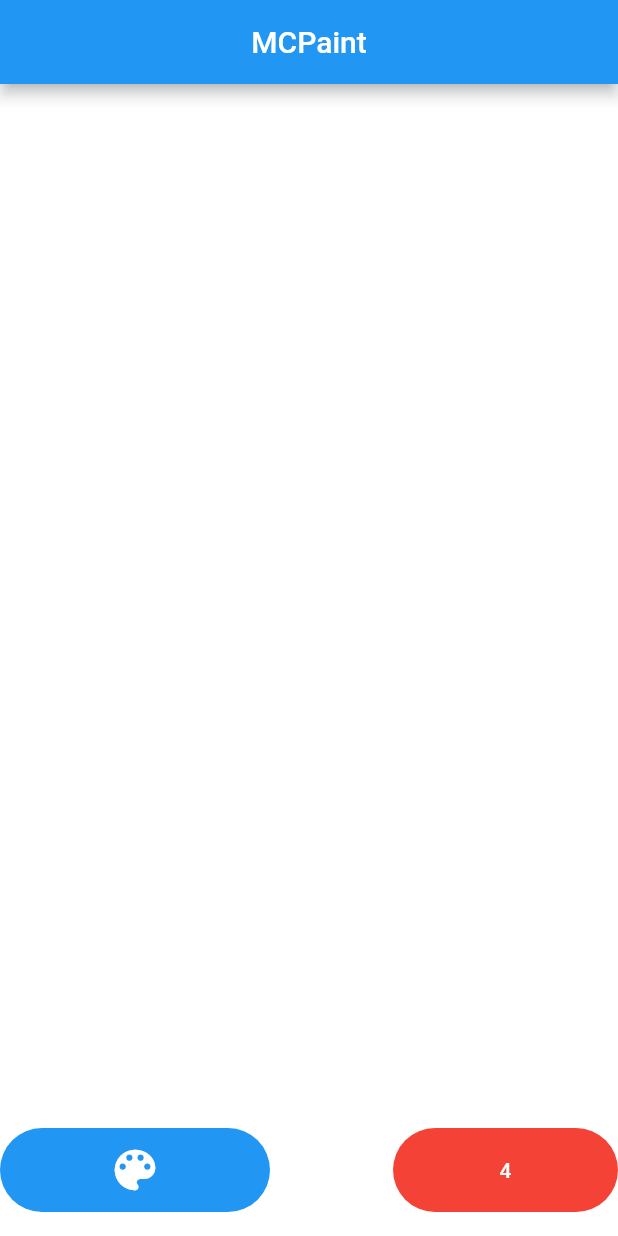
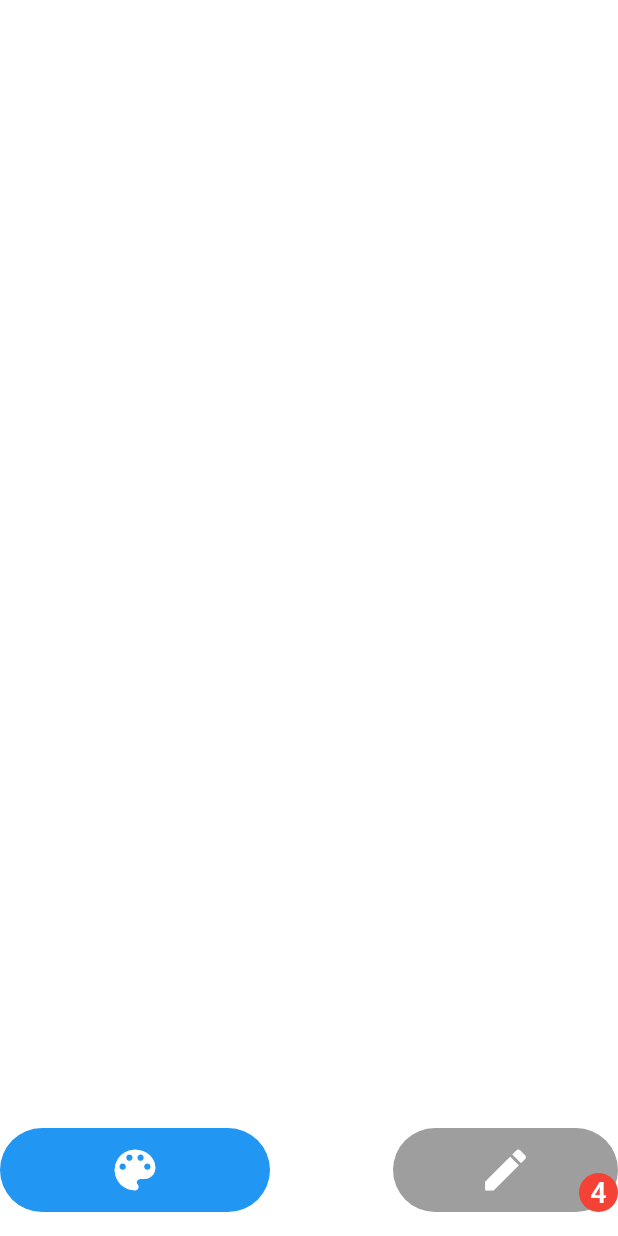
Before and after one commit to DavidCarrilho/app_mc_games, a Flutter app: the screen it shows after launch, on a phone screen of 412 x 824 dp. Run offline on Flutter 3.47's test engine with Material 2 defaults, Android fonts, the phone set to English and light mode, and no system bars; drawn by our look-alikes of flutter_speed_dial.

Commit message:
feat: adjust in buttons

```diff
--- a/lib/main.dart
+++ b/lib/main.dart
@@ -7,8 +7,9 @@ import 'package:flutter/material.dart';
 void main() => runApp(
       MaterialApp(
         home: const MyApp(),
+        debugShowCheckedModeBanner: false,
         theme: ThemeData(
-          primaryColor: Colors.red,
+          primaryColor: Colors.grey,
         ),
         title: 'MCPaint',
       ),
@@ -35,10 +36,10 @@ class MyAppState extends State<MyApp> {
 
   @override
   Widget build(BuildContext context) => Scaffold(
-        appBar: AppBar(
-          title: const Text('MCPaint'),
-          centerTitle: true,
-        ),
+        // appBar: AppBar(
+        //   title: const Text('MCPaint'),
+        //   centerTitle: true,
+        // ),
         body: PaintingWidget(color: currentColor!, strokeWidth: currentStrokeWidth!),
         floatingActionButtonLocation: FloatingActionButtonLocation.centerFloat,
         floatingActionButton: Row(
--- a/lib/widget/stroke_speed_dial.dart
+++ b/lib/widget/stroke_speed_dial.dart
@@ -34,7 +34,26 @@ class StrokeSpeedDialState extends State<StrokeSpeedDial> {
           visible: true,
           curve: Curves.elasticInOut,
           children: strokeWidths.map(speedDialChild).toList(),
-          child: buildText(currentStrokeWidth!),
+          child: Stack(
+            children: [
+              const Center(child: Icon(Icons.edit, size: 36)),
+              Align(
+                alignment: Alignment.bottomRight,
+                child: Container(
+                  height: 26,
+                  width: 26,
+                  decoration: BoxDecoration(
+                    borderRadius: BorderRadius.circular(30.0),
+                    color: Colors.red,
+                  ),
+                  child: Container(
+                    margin: const EdgeInsets.all(2),
+                    child: buildText(currentStrokeWidth!),
+                  ),
+                ),
+              )
+            ],
+          ),
         ),
       );
 
```
